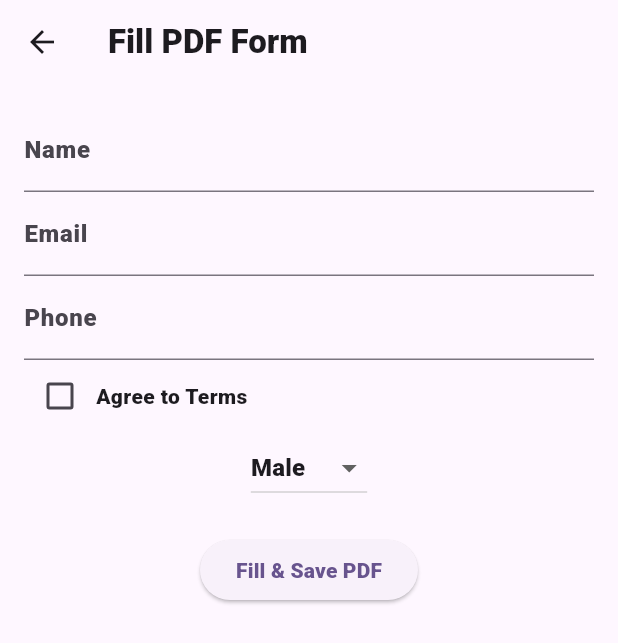
After one commit to PsdeveloperFlutter/pdfproject, a Flutter app: the FillPdfScreen screen opened directly, after a tap on "Fill & Save PDF", on a phone screen of 412 x 824 dp. The commit adds this screen. Shown: the top 643 px of the screen. Run offline on Flutter 3.47's test engine with Material 3 defaults, Android fonts, the phone set to English and light mode, and no system bars; our stand-ins replace awesome_snackbar_content, bloc, equatable, flutter_riverpod, flutter_tts, get and 8 more; missing offline and left inert: dart:ffi, flutter_pdfview, google_ml_kit, google_mlkit_text_recognition, pdf_render, syncfusion_flutter_pdf and 2 more; accounts and stored records are empty.

Commit message:
feat: Implement BLoC pattern and fillable PDF form
This commit introduces the implementation of the BLoC (Business Logic Component) pattern for state management and the ability to create and fill out fillable PDF forms.

Key changes:

-   **BLoC Pattern Implementation:**
    -   Added `practice_bloc.dart`, `practice_event.dart`, and `practice_state.dart` to structure the BLoC logic.
    - `practice_bloc.dart` : create a new class  `PracticeBloc` extend `Bloc<PracticeEvent, PracticeState>`
    - `practice_event.dart`: create a abstract class `PracticeEvent` for handle the events.
    -  `practice_state.dart`: create a abstract class `PracticeState` and `PracticeInitial` extends from `PracticeState` for handle the States.
- **PDF Form Creation:**
- Added `Form_PDF.dart` to manage PDF form creation.
    -  **Fillable PDF:**
        - Introduced a function `createFillablePdf` to generate a PDF document with fillable fields (text fields, checkbox, dropdown).
        - Added a function `fillpdfform` to fill the PDF form fields with user-provided data.
        - Implemented a function `savepdf` to save the generated and filled PDF to the device's storage.
        - Added `storage` based on `GetStorage` to manage the list of generated pdf.
    -   **UI for Filling PDF:**
        - Created `FillPdfScreen` as a StatefulWidget with text fields for name, email, and phone, a checkbox for terms agreement, and a dropdown for gender.
        - Implemented logic to fill and save the PDF upon user interaction with the UI elements.
-**Code Refactoring**
   - Modify `State_Management.dart`:
     -  Refactor the code and  set a `FutureProvider` (`pdf_view`) to read the saved pdf from the storage.
   - Add `Bloc2.dart` as a placeholder for further BLoC implementation.
   - Remove unused comments.
- **Improvement**:
   -  Improved the logic for manage the `GetStorage` `data_pdf`.
   - Improved the logic for manage the path of the save pdf and improve the message when the pdf is saved.
   - Change the `duration` to 5 second  to make sure the data is saved to the  `storage` before reading.
 - **Bug Fixes**:
   - Fix the error for saving and reading the pdf.
   - Fix the error for filling the pdf from the dropdown.
   - Fix the error when create the `createFillablePdf`  and saving.
   - Fix the error when save the file from the storage and change the path of the file and add  fallback.
   - Fix the error for reading `pdfListKey`.

```diff
--- /dev/null
+++ b/lib/Bloc State Management/practice_event.dart
@@ -0,0 +1,4 @@
+part of 'practice_bloc.dart';
+
+@immutable
+sealed class PracticeEvent {}
--- /dev/null
+++ b/lib/Bloc State Management/practice_state.dart
@@ -0,0 +1,6 @@
+part of 'practice_bloc.dart';
+
+@immutable
+sealed class PracticeState {}
+
+final class PracticeInitial extends PracticeState {}
--- /dev/null
+++ b/lib/PDF/Form_PDF.dart
@@ -0,0 +1,246 @@
+import 'package:flutter/material.dart'; // Import the function
+import 'dart:io';
+import 'package:get_storage/get_storage.dart';
+import 'package:path_provider/path_provider.dart';
+import 'package:syncfusion_flutter_pdf/pdf.dart';
+import 'package:syncfusion_flutter_pdfviewer/pdfviewer.dart';
+
+Future<void> createFillablePdf() async {
+  // CREATE THE INSTANCE MAKE SURE OF THIS
+  // Create a new PDF document
+  PdfDocument document = PdfDocument();
+
+  // Add the page in document instance make sure of this
+  PdfPage page = document.pages.add();
+
+  // Define the font in PDF (Remove 'await' since it's not needed)
+  PdfFont font = PdfStandardFont(PdfFontFamily.courier, 20);
+
+  double yPosition = 50.0; // Initial Y position for form fields
+
+  // Draw a title for the form
+  page.graphics.drawString(
+    'User Information Form',
+    PdfStandardFont(PdfFontFamily.courier, 18, style: PdfFontStyle.bold),
+    bounds: Rect.fromLTWH(150, yPosition, 400, 30),
+  );
+
+  yPosition += 40;
+
+  // Create the text field on PDF (Make sure to add it to the document)
+  PdfTextBoxField nameField = PdfTextBoxField(
+      page, 'Name', Rect.fromLTWH(50, yPosition, 400, 20));
+  nameField.tooltip = 'Enter your name';
+  nameField.font = font;
+  document.form.fields.add(nameField);
+
+  yPosition += 40;
+
+
+  //Create a text Field for the Email
+  PdfTextBoxField emailField = PdfTextBoxField(page, 'Email', Rect.fromLTWH(50, yPosition, 400, 20));
+  emailField.tooltip='Enter your Email';
+  emailField.font=font;
+  document.form.fields.add(emailField);
+
+  // Create a text field for "Phone"
+
+  PdfTextBoxField phoneField=PdfTextBoxField(page, 'Phone', Rect.fromLTWH(50, yPosition, 400, 20));
+  phoneField.tooltip='Enter your Phone Number';
+  emailField.font=font;
+  document.form.fields.add(phoneField);
+
+  yPosition+=40;
+
+
+  // Create a checkbox for "Agree to Terms"
+
+
+  PdfCheckBoxField agreeCheckBox=PdfCheckBoxField(page, 'Agree',  Rect.fromLTWH(50, yPosition, 400, 20));
+  agreeCheckBox.tooltip = 'Agree to terms';
+  document.form.fields.add(agreeCheckBox);
+  page.graphics.drawString('Agree to Terms', font, bounds: Rect.fromLTWH(70, yPosition, 400, 20));
+
+  yPosition += 40;
+
+
+
+  // Create a dropdown field for Gender
+
+
+  PdfComboBoxField genderField=PdfComboBoxField(page, 'Gender',Rect.fromLTWH(50, yPosition, 400, 20));
+  genderField.tooltip='Select your Gender ';
+  genderField.items.add(PdfListFieldItem('0', 'Male'));
+  genderField.items.add(PdfListFieldItem('1', 'Female'));
+  genderField.items.add(PdfListFieldItem('2', 'Other'));
+
+  genderField.selectedIndex = 0;
+  document.form.fields.add(genderField);
+
+  // Save the PDF with form fields
+  await savepdf(document);
+}
+
+
+//This is the function for the filling the pdf make sure of this
+
+Future<void>fillpdfform(String name, String email, String phone , bool agree , String gender)async{
+  // Load the existing fillable PDF
+  Directory directory = await getApplicationDocumentsDirectory();
+  String path = '${directory.path}/fillable_form.pdf';
+  File file = File(path);
+
+  if (await file.exists()) {
+    print("✅ Fillable PDF found at: $path");
+  } else {
+    print("❌ ERROR: Fillable PDF NOT FOUND! Check if 'createFillablePdf()' was called.");
+  }
+
+  List<int>byte=await file.readAsBytes();
+  PdfDocument document=PdfDocument(inputBytes: byte);
+
+
+
+  // Fill text fields
+  (document.form.fields[0] as PdfTextBoxField).text = name;
+  (document.form.fields[1] as PdfTextBoxField).text = email;
+  (document.form.fields[2] as PdfTextBoxField).text = phone;
+
+
+
+  // Fill checkbox (true = checked, false = unchecked)
+  (document.form.fields[3] as PdfCheckBoxField).isChecked=agree;
+
+   //Fill dropdown
+  PdfComboBoxField genderField = document.form.fields[4] as PdfComboBoxField;
+  int indexdrop=-1;//default make sure of this
+  for(int i=0;i<genderField.items.count;i++){
+    if(genderField.items[i].value==gender){
+      indexdrop=i;
+      break;
+    }
+  }
+  if(indexdrop==-1){
+    genderField.selectedIndex=indexdrop;
+  }
+
+  // Save the filled form as a new PDF
+  await savepdf(document);
+}
+
+
+
+//This is the Function for the save Pdf make sure of this
+
+final storage = GetStorage();
+const String pdfListKey = "pdf_list";  // Key for storing PDF paths
+
+Future<void> savepdf(PdfDocument document) async {
+  List<int> bytes = await document.save();
+  document.dispose();
+
+  // Get the directory to save the file
+  Directory directory = Directory('/storage/emulated/0/Download'); // Saving in Downloads folder
+  if (!await directory.exists()) {
+    directory = await getApplicationDocumentsDirectory();  // Fallback
+  }
+
+  // Define file path
+  String path = '${directory.path}/fillable_form.pdf';
+  File file = File(path);
+  await file.writeAsBytes(bytes);
+
+  // Read existing PDF list from GetStorage
+  await Future.delayed(Duration(seconds: 5));  // Ensures data is read properly
+  List<dynamic>? storedata = storage.read(pdfListKey);
+  List<String> data_pdf = storedata?.map((e) => e.toString()).toList() ?? [];
+
+  // Add the new PDF file path
+  data_pdf.add(path);
+  storage.write(pdfListKey, data_pdf);  // Save to GetStorage
+
+  print('✅ PDF saved at: $path');
+}
+
+
+
+
+class FillPdfScreen extends StatefulWidget {
+  const FillPdfScreen({super.key});
+
+  @override
+  _FillPdfScreenState createState() => _FillPdfScreenState();
+}
+
+class _FillPdfScreenState extends State<FillPdfScreen> {
+  final TextEditingController nameController = TextEditingController();
+  final TextEditingController emailController = TextEditingController();
+  final TextEditingController phoneController = TextEditingController();
+  bool agreeToTerms = false;
+  String selectedGender = 'Male';
+
+  @override
+  Widget build(BuildContext context) {
+    return Scaffold(
+      appBar: AppBar(title: const Text("Fill PDF Form")),
+      body: Padding(
+        padding: const EdgeInsets.all(16.0),
+        child: SingleChildScrollView(
+          child: Column(
+            children: [
+              TextField(controller: nameController, decoration: const InputDecoration(labelText: "Name")),
+              TextField(controller: emailController, decoration: const InputDecoration(labelText: "Email")),
+              TextField(controller: phoneController, decoration: const InputDecoration(labelText: "Phone")),
+              Row(
+                children: [
+                  Checkbox(
+                    value: agreeToTerms,
+                    onChanged: (bool? value) {
+                      setState(() {
+                        agreeToTerms = value ?? false;
+                      });
+                    },
+                  ),
+                  const Text("Agree to Terms")
+                ],
+              ),
+              DropdownButton<String>(
+                value: selectedGender,
+                onChanged: (String? newValue) {
+                  setState(() {
+                    selectedGender = newValue!;
+                  });
+                },
+                items: ["Male", "Female", "Other"]
+                    .map((gender) => DropdownMenuItem(value: gender, child: Text(gender)))
+                    .toList(),
+              ),
+              const SizedBox(height: 20),
+              ElevatedButton(
+                onPressed: () {
+                  fillpdfform(
+                    nameController.text,
+                    emailController.text,
+                    phoneController.text,
+                    agreeToTerms,
+                    selectedGender,
+                  );
+                },
+                child: const Text("Fill & Save PDF"),
+              ),
+            ],
+          ),
+        ),
+      ),
+    );
+  }
+}
+
+
+void main()async{
+  WidgetsFlutterBinding.ensureInitialized();
+  await createFillablePdf();
+  runApp(MaterialApp(
+    debugShowCheckedModeBanner: false,
+    home: FillPdfScreen (),));
+}
```
Also changed, not shown: lib/Bloc State Management/practice_bloc.dart (added, +13 -0 lines), lib/Bloc State Management/Bloc2.dart (added), lib/PDF/Riverpod_State_Management/State_Management.dart (indentation only).
